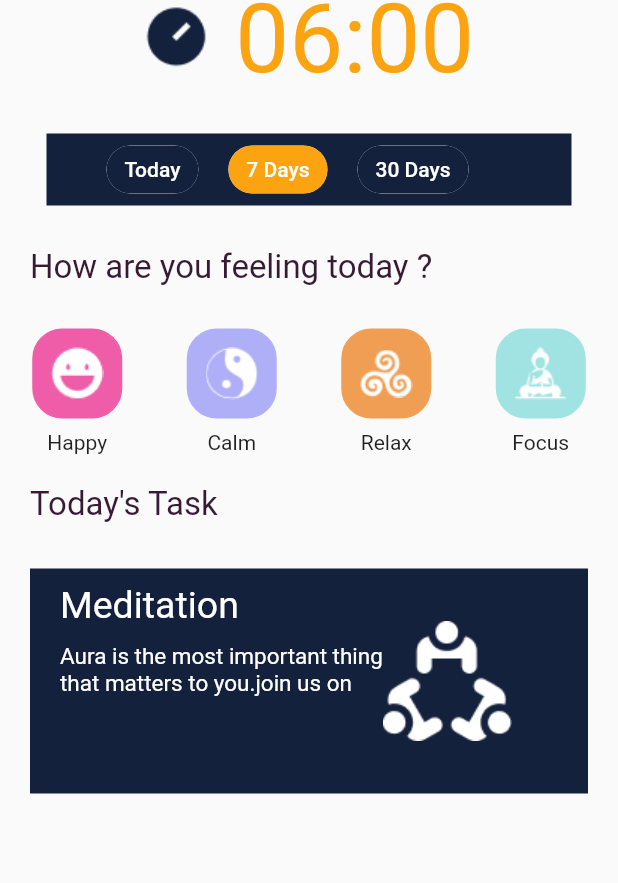
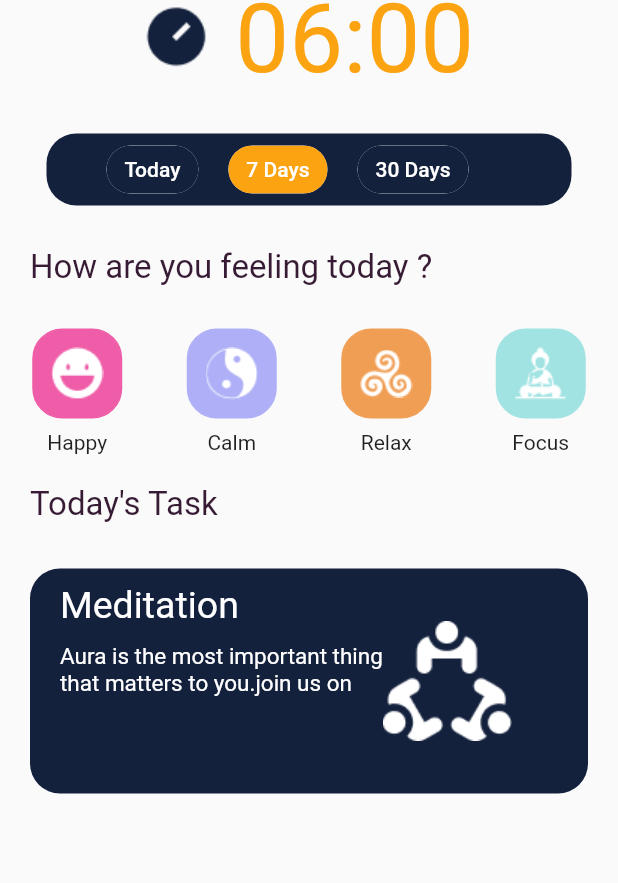
Before and after one commit to ziyad00/Becove, a Flutter app: the screen it shows after launch, item 3 of the bottom bar chosen, on a phone screen of 412 x 824 dp. Shown: the part 186-1069 px from the top of the screen. Run offline on Flutter 3.47's test engine with Material 2 defaults, Android fonts, the phone set to English and light mode, and no system bars.

Commit message:
fix: radius

```diff
--- a/lib/fifth_screen.dart
+++ b/lib/fifth_screen.dart
@@ -211,7 +211,10 @@ class _IntervalState extends State<Interval> {
   @override
   Widget build(BuildContext context) {
     return Container(
-      color: Color(0xFF14213D),
+      decoration: BoxDecoration(
+        borderRadius: BorderRadius.all(Radius.circular(20)),
+        color: Color(0xFF14213D),
+      ),
       width: 350,
       child: Padding(
         padding: const EdgeInsets.fromLTRB(30, 0, 20, 0),
--- a/lib/third_screen.dart
+++ b/lib/third_screen.dart
@@ -154,8 +154,8 @@ class Card extends StatelessWidget {
         color: Colors.transparent,
         child: Container(
           decoration: BoxDecoration(
-            color: color,
-          ),
+              color: color,
+              borderRadius: BorderRadius.all(Radius.circular(20))),
           child: Padding(
             padding: const EdgeInsets.symmetric(horizontal: 20, vertical: 10),
             child: Row(
```
